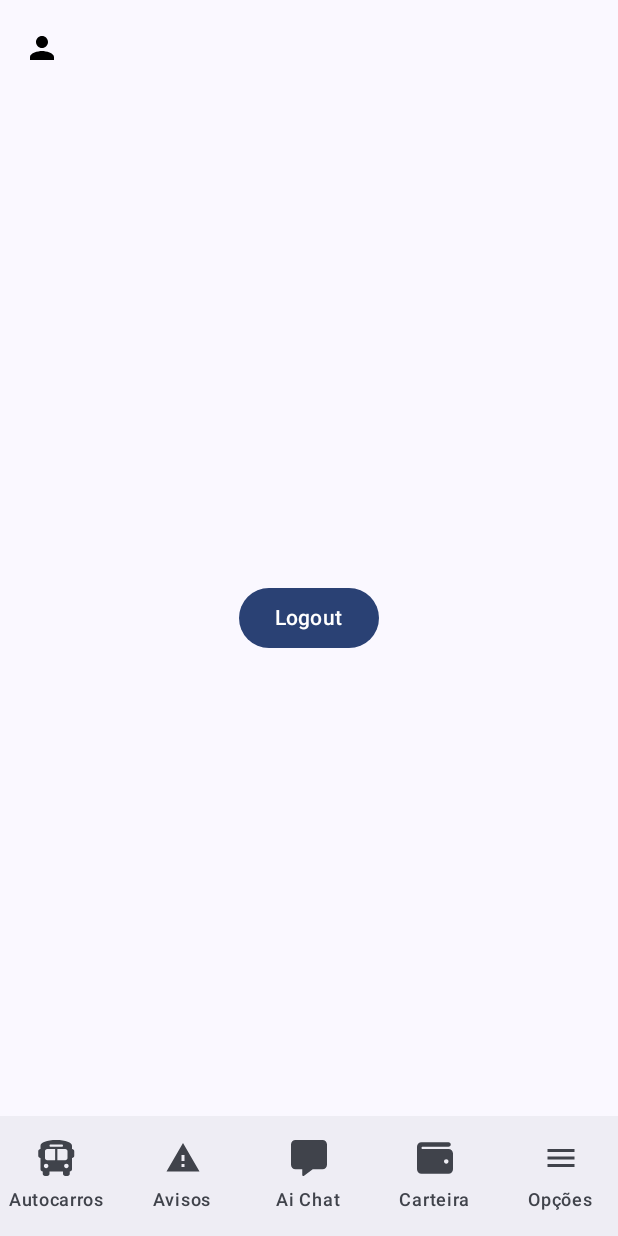
After one commit to Goncasgamer20/Aveiro_Bus, an Android app built with Jetpack Compose: the UserProfileScreen screen opened through its navigation route, on a phone screen of 412 x 824 dp. The commit adds this screen. Run offline under Robolectric (Android 15) with nearby library versions, the phone set to English and light mode, and no system bars.

Commit message:
user button added

```diff
--- a/app/src/main/java/com/example/aveirobus/MainActivity.kt
+++ b/app/src/main/java/com/example/aveirobus/MainActivity.kt
@@ -1,6 +1,5 @@
 package com.example.aveirobus
 
-import android.annotation.SuppressLint
 import android.os.Bundle
 import androidx.activity.ComponentActivity
 import androidx.activity.compose.setContent
@@ -8,26 +7,53 @@ import androidx.activity.enableEdgeToEdge
 import androidx.compose.foundation.layout.fillMaxSize
 import androidx.compose.foundation.layout.padding
 import androidx.compose.material3.Scaffold
-import androidx.compose.material3.Text
-import androidx.compose.runtime.Composable
+import androidx.compose.runtime.getValue
+import androidx.compose.runtime.mutableStateOf
+import androidx.compose.runtime.remember
+import androidx.compose.runtime.setValue
 import androidx.compose.ui.Modifier
-import androidx.compose.ui.tooling.preview.Preview
+import androidx.navigation.compose.rememberNavController
 import com.example.aveirobus.ui.theme.AveiroBusTheme
-import androidx.navigation.compose.rememberNavController
 
 class MainActivity : ComponentActivity() {
-    @SuppressLint("UnusedMaterial3ScaffoldPaddingParameter")
     override fun onCreate(savedInstanceState: Bundle?) {
         super.onCreate(savedInstanceState)
         enableEdgeToEdge()
         setContent {
             AveiroBusTheme {
+                var isLoggedIn by remember { mutableStateOf(false) } // State variable for login status
                 val navController = rememberNavController() // Create a NavController
+
                 Scaffold(
                     modifier = Modifier.fillMaxSize(),
-                    bottomBar = { BottomNavigationBar(navController = navController) } // Add the BottomNavigationBar
-                ) {
-                    NavigationGraph(navController = navController) // Add the NavigationGraph
+                    topBar = {
+                        MyTopAppBar(
+                            isLoggedIn = isLoggedIn,
+                            onUserButtonClick = {
+                                if (isLoggedIn) {
+                                    navController.navigate("userProfile")
+                                } else {
+                                    navController.navigate("login")
+                                }
+                            },
+                        )
+                    },
+                    bottomBar = { BottomNavigationBar(navController = navController) }
+                ) { innerPadding ->
+                    NavigationGraph(
+                        navController = navController,
+                        isLoggedIn = isLoggedIn,
+                        onLoginSuccess = {
+                            isLoggedIn = true
+                            navController.popBackStack() // Remove the login screen from the back stack
+                            navController.navigate(BottomNavItem.Autocarros.route)
+                        },
+                        onLogout = {
+                            isLoggedIn = false
+                            navController.popBackStack() // Remove the user profile screen from the back stack
+                            navController.navigate(BottomNavItem.Autocarros.route)
+                        }
+                    )
                 }
             }
         }
--- /dev/null
+++ b/app/src/main/java/com/example/aveirobus/MyTopAppBar.kt
@@ -0,0 +1,53 @@
+package com.example.aveirobus
+
+import androidx.compose.material.icons.Icons
+import androidx.compose.material.icons.filled.AccountCircle
+import androidx.compose.material.icons.filled.Menu
+import androidx.compose.material.icons.filled.Person
+import androidx.compose.material3.CenterAlignedTopAppBar
+import androidx.compose.material3.ExperimentalMaterial3Api
+import androidx.compose.material3.Icon
+import androidx.compose.material3.IconButton
+import androidx.compose.material3.TopAppBarDefaults
+import androidx.compose.runtime.Composable
+import androidx.compose.ui.graphics.Color
+import androidx.compose.ui.tooling.preview.Preview
+
+@OptIn(ExperimentalMaterial3Api::class)
+@Composable
+fun MyTopAppBar(
+    isLoggedIn: Boolean,
+    onUserButtonClick: () -> Unit,
+) {
+    CenterAlignedTopAppBar(
+        title = {
+            // Remove the Text composable
+        },
+        navigationIcon = {
+            IconButton(onClick = onUserButtonClick) {
+                if (isLoggedIn) {
+                    Icon(
+                        imageVector = Icons.Filled.AccountCircle, // Logged-in icon
+                        contentDescription = "User Profile"
+                    )
+                } else {
+                    Icon(
+                        imageVector = Icons.Filled.Person, // Logged-out icon
+                        contentDescription = "Login"
+                    )
+                }
+            }
+        },
+        colors = TopAppBarDefaults.centerAlignedTopAppBarColors(
+            containerColor = Color.Transparent,
+            navigationIconContentColor = Color.Black,
+            actionIconContentColor = Color.Black
+        )
+    )
+}
+
+@Preview
+@Composable
+fun MyTopAppBarPreview() {
+    MyTopAppBar(isLoggedIn = false, onUserButtonClick = {})
+}
--- a/app/src/main/java/com/example/aveirobus/Navigation.Kt.kt
+++ b/app/src/main/java/com/example/aveirobus/Navigation.Kt.kt
@@ -11,8 +11,16 @@ import androidx.navigation.compose.NavHost
 import androidx.navigation.compose.composable
 
 @Composable
-fun NavigationGraph(navController: NavHostController) {
-    NavHost(navController, startDestination = BottomNavItem.Autocarros.route) {
+fun NavigationGraph(
+    navController: NavHostController,
+    isLoggedIn: Boolean,
+    onLoginSuccess: () -> Unit,
+    onLogout: () -> Unit
+) {
+    NavHost(
+        navController = navController,
+        startDestination = BottomNavItem.Autocarros.route
+    ) {
         composable(BottomNavItem.Autocarros.route) {
             Autocarros()
         }
@@ -28,6 +36,12 @@ fun NavigationGraph(navController: NavHostController) {
         composable(BottomNavItem.Opcoes.route) {
             Opcoes()
         }
+        composable("login") {
+            LoginScreen(onLoginSuccess = onLoginSuccess)
+        }
+        composable("userProfile") {
+            UserProfileScreen(onLogout = onLogout)
+        }
     }
 }
 
--- /dev/null
+++ b/app/src/main/java/com/example/aveirobus/UserProfileScreen.kt
@@ -0,0 +1,23 @@
+package com.example.aveirobus
+
+import androidx.compose.foundation.layout.Box
+import androidx.compose.foundation.layout.fillMaxSize
+import androidx.compose.material3.Button
+import androidx.compose.material3.Text
+import androidx.compose.runtime.Composable
+import androidx.compose.ui.Alignment
+import androidx.compose.ui.Modifier
+
+@Composable
+fun UserProfileScreen(onLogout: () -> Unit) {
+    Box(modifier = Modifier.fillMaxSize(), contentAlignment = Alignment.Center) {
+        Button(onClick = {
+            // Perform logout logic here
+            // ...
+            // If logout is successful, call onLogout
+            onLogout()
+        }) {
+            Text(text = "Logout")
+        }
+    }
+}
```
Also changed, not shown: app/src/main/java/com/example/aveirobus/LoginScreen.kt (added, +23 -0 lines).
